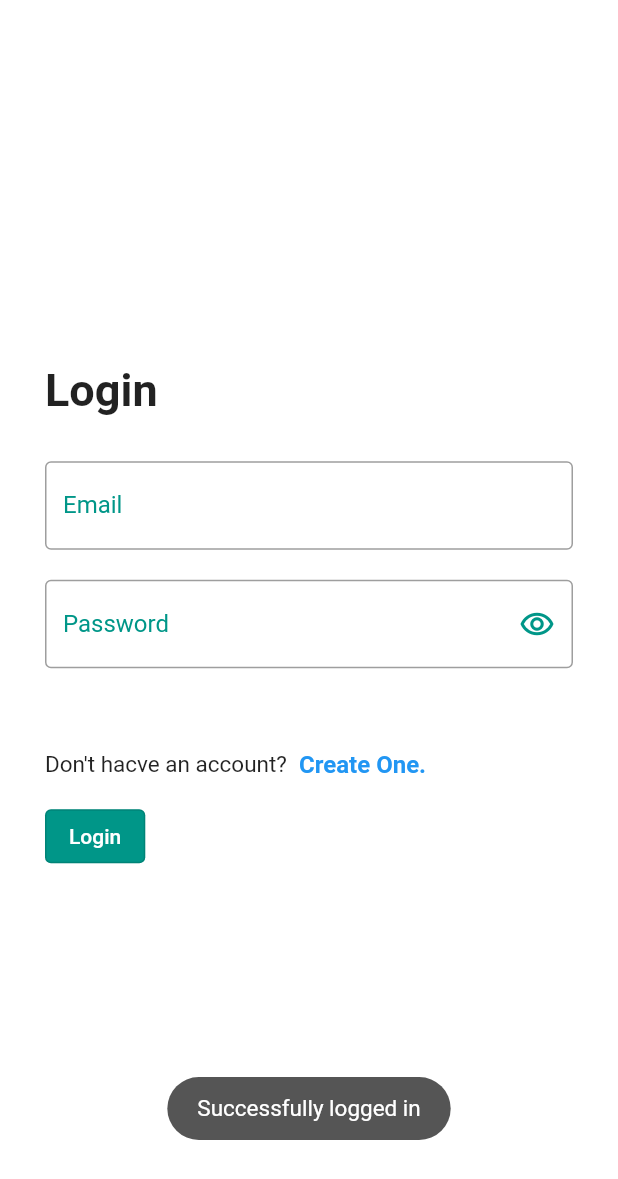
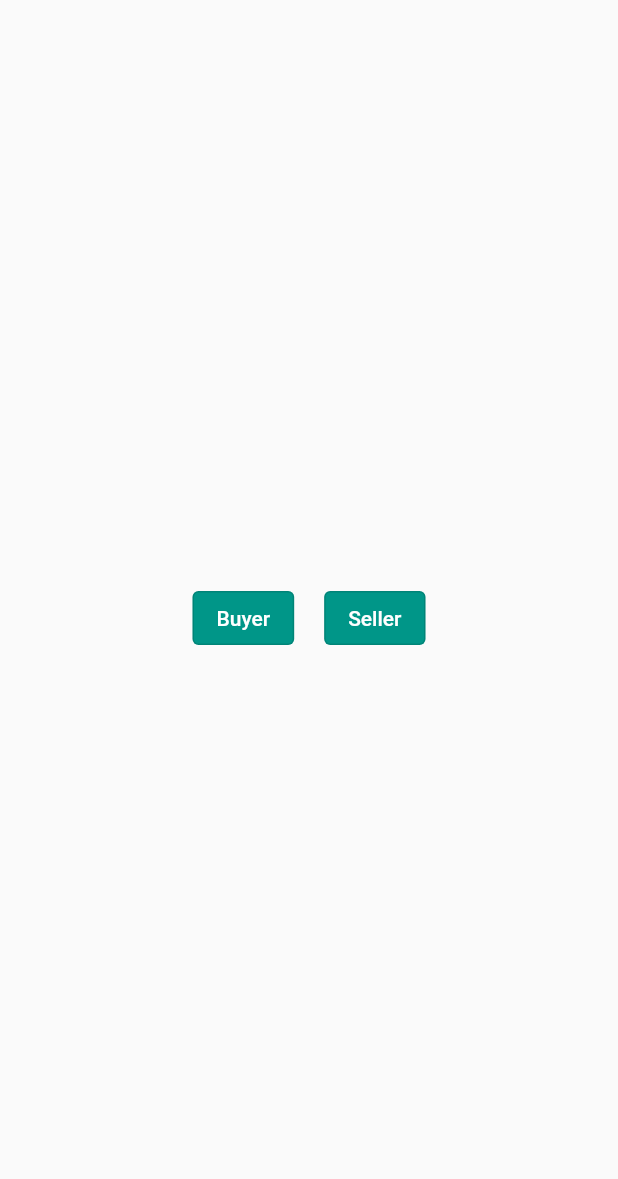
Before and after one commit to Naveenchand06/The-Order-App, a Flutter app: the screen it shows after launch, after a tap on "Login", on a phone screen of 412 x 824 dp. Shown: the top 1179 px of the screen. Run offline on Flutter 3.47's test engine with Material 2 defaults, Android fonts, the phone set to English and light mode, and no system bars; our stand-ins replace toast.

Commit message:
firebase proj

```diff
--- a/lib/login_screen.dart
+++ b/lib/login_screen.dart
@@ -1,5 +1,7 @@
 import 'package:flutter/material.dart';
+import 'package:hello_world/home_page.dart';
 import 'package:hello_world/signup_screen.dart';
+import 'package:hello_world/user.dart';
 import 'package:toast/toast.dart';
 
 class LoginPage extends StatefulWidget {
@@ -99,7 +101,7 @@ class _LoginPageState extends State<LoginPage> {
               Row(
                 children: [
                   Text(
-                    'Don\'t hacve an account?',
+                    'Don\'t have an account?',
                     style: TextStyle(
                       fontSize: 15.0,
                       fontWeight: FontWeight.w400,
@@ -130,15 +132,20 @@ class _LoginPageState extends State<LoginPage> {
                   backgroundColor: Colors.teal,
                 ),
                 onPressed: () {
-                  if (_email.contains('@')) {
-                    print(_email);
-                    print(_password);
-                  }
-                  Toast.show(
-                    'Successfully logged in',
-                    context,
-                    duration: 3,
-                  );
+                  // if (_email.contains('@')) {
+                  //   print(_email);
+                  //   print(_password);
+                  // }
+                  // Toast.show(
+                  //   'Successfully logged in',
+                  //   context,
+                  //   duration: 3,
+                  // );
+                   Navigator.of(context).push(
+                        MaterialPageRoute(
+                          builder: (context) => User(),
+                        ),
+                      );
                 },
               )
             ],
--- a/lib/signup_screen.dart
+++ b/lib/signup_screen.dart
@@ -1,5 +1,7 @@
 import 'package:flutter/material.dart';
+import 'package:hello_world/login_screen.dart';
 import 'package:toast/toast.dart';
+import 'package:hello_world/home_page.dart';
 
 class SignUpPage extends StatefulWidget {
   const SignUpPage({Key? key}) : super(key: key);
@@ -98,15 +100,11 @@ class _SignUpPageState extends State<SignUpPage> {
                   backgroundColor: Colors.teal,
                 ),
                 onPressed: () {
-                  if (_email.contains('@')) {
-                    print(_email);
-                    print(_password);
-                  }
-                  Toast.show(
-                    'Successfully logged in',
-                    context,
-                    duration: 3,
-                  );
+                  Navigator.of(context).push(
+                        MaterialPageRoute(
+                          builder: (context) => LoginPage(),
+                        ),
+                      );
                 },
               )
             ],
--- /dev/null
+++ b/lib/user.dart
@@ -0,0 +1,54 @@
+import 'package:flutter/material.dart';
+import 'package:hello_world/home_page.dart';
+import 'package:hello_world/home_seller.dart';
+
+class User extends StatefulWidget {
+  const User({ Key? key }) : super(key: key);
+
+  @override
+  State<User> createState() => _UserState();
+}
+
+class _UserState extends State<User> {
+  @override
+  Widget build(BuildContext context) {
+    return Scaffold(
+      body: Center(
+        child: Row(
+          mainAxisAlignment: MainAxisAlignment.center,
+          children: [
+            OutlinedButton(
+                  child: Text('Buyer'),
+                  style: OutlinedButton.styleFrom(
+                    primary: Colors.white,
+                    backgroundColor: Colors.teal,
+                  ),
+                  onPressed: () {
+                     Navigator.of(context).push(
+                          MaterialPageRoute(
+                            builder: (context) => HomePage(),
+                          ),
+                        );
+                  },
+                ),
+                SizedBox(width: 20.0,),
+                OutlinedButton(
+                  child: Text('Seller'),
+                  style: OutlinedButton.styleFrom(
+                    primary: Colors.white,
+                    backgroundColor: Colors.teal,
+                  ),
+                  onPressed: () {
+                     Navigator.of(context).push(
+                          MaterialPageRoute(
+                            builder: (context) => HomeSeller(),
+                          ),
+                        );
+                  },
+                )
+          ],
+        ),
+      ),
+    );
+  }
+}
```
Also changed, not shown: lib/canteen.dart (added, +22 -0 lines), lib/canteen_seller.dart (added, +23 -0 lines), lib/home_page.dart (added, +81 -0 lines), lib/home_seller.dart (added, +82 -0 lines), lib/mess.dart (added, +22 -0 lines), lib/mess_seller.dart (added, +23 -0 lines), lib/stationery.dart (added, +22 -0 lines), lib/stationery_seller.dart (added, +23 -0 lines), 3 other files.
